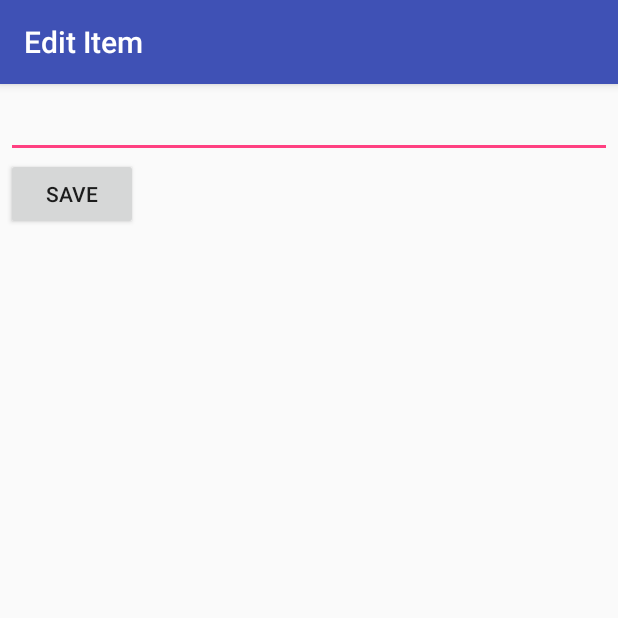
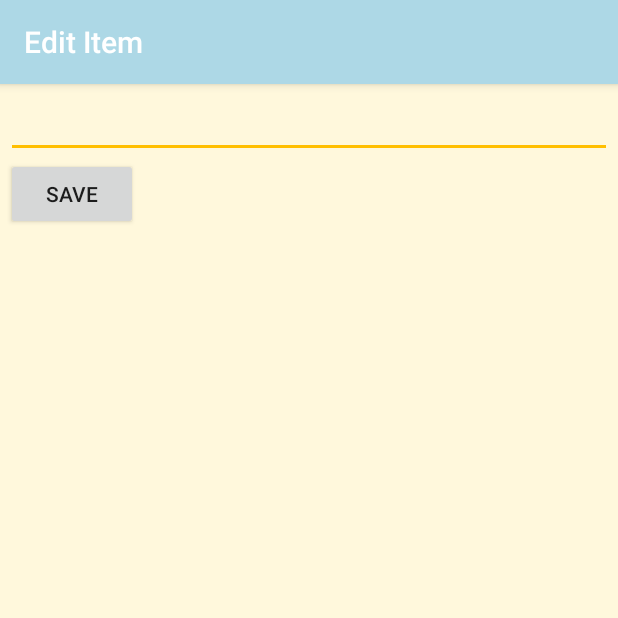
Before and after one commit to alex-goodman/SimpleToDo, an Android app: the EditItemActivity screen opened directly, with no data from a screen before it, on a phone screen of 412 x 824 dp, the top half of it. Run offline under Robolectric (Android 15) with nearby library versions, the phone set to English and light mode, and no system bars.

Commit message:
changed color scheme

```diff
--- a/app/src/main/res/layout/activity_edit_item.xml
+++ b/app/src/main/res/layout/activity_edit_item.xml
@@ -4,6 +4,7 @@
     xmlns:tools="http://schemas.android.com/tools"
     android:layout_width="match_parent"
     android:layout_height="match_parent"
+    android:background="@color/bc"
     tools:context=".EditItemActivity">
 
     <EditText
--- a/app/src/main/res/layout/activity_main.xml
+++ b/app/src/main/res/layout/activity_main.xml
@@ -4,6 +4,7 @@
     xmlns:tools="http://schemas.android.com/tools"
     android:layout_width="match_parent"
     android:layout_height="match_parent"
+    android:background="@color/bc"
     tools:context="com.codepath.simpletodo.MainActivity">
 
     <Button
--- a/app/src/main/res/values/colors.xml
+++ b/app/src/main/res/values/colors.xml
@@ -1,6 +1,7 @@
 <?xml version="1.0" encoding="utf-8"?>
 <resources>
-    <color name="colorPrimary">#3F51B5</color>
-    <color name="colorPrimaryDark">#303F9F</color>
-    <color name="colorAccent">#FF4081</color>
+    <color name="colorPrimary">#ADD8E6</color>
+    <color name="colorPrimaryDark">#1c86ee</color>
+    <color name="colorAccent">#FFBF00</color>
+    <color name="bc">#fff8dc</color>
 </resources>
```
